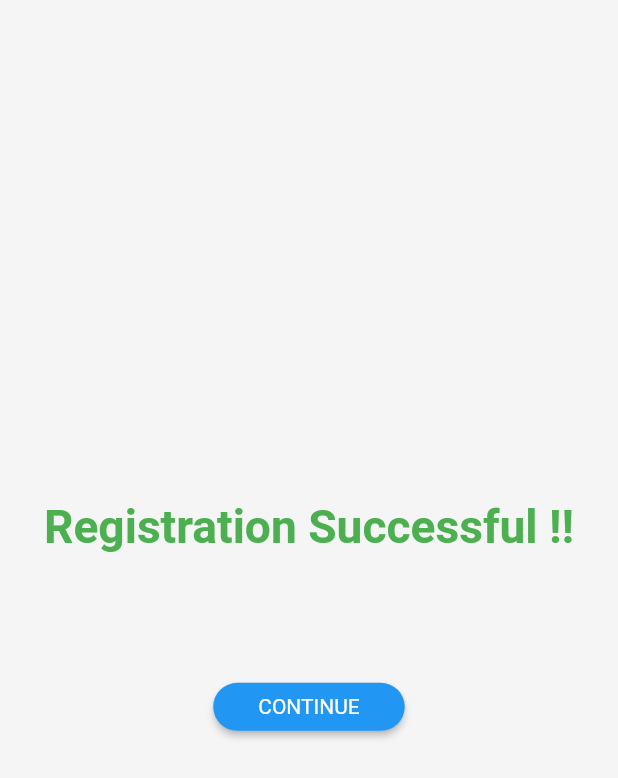
After one commit to SharfarazMahmood/anyvas, a Flutter app: the SignupSuccessScreen screen opened by its route, on a phone screen of 412 x 824 dp. The commit adds this screen. Shown: the top 778 px of the screen. Run offline on Flutter 3.47's test engine with Material 2 defaults, Android fonts, the phone set to English and light mode, and no system bars; our stand-ins replace animated_splash_screen, cached_network_image, flutter_svg, shared_preferences; missing offline and left inert: encrypt; accounts and stored records are empty; network calls fail; Roboto replaces fonts that are missing (Muli).

Commit message:
Sigup (Registration) Successfull screen added.

```diff
--- a/lib/configs/providers_list.dart
+++ b/lib/configs/providers_list.dart
@@ -1,4 +1,4 @@
-import 'package:anyvas/providers/sigup_provider.dart';
+import 'package:anyvas/providers/signup_provider.dart';
 import 'package:provider/provider.dart';
 import 'package:provider/single_child_widget.dart';
 //////// import of other screens, widgets ////////
--- a/lib/configs/routes.dart
+++ b/lib/configs/routes.dart
@@ -1,3 +1,4 @@
+import 'package:anyvas/screens/signup/sigup_seccess.dart';
 import 'package:flutter/material.dart';
 //////// import of other screens, widgets ////////
 import '../screens/signup/signup_screen.dart';
@@ -9,6 +10,7 @@ class Routes {
   static Map<String, Widget Function(BuildContext)> routes = {
     LoginScreen.routeName: (context) => LoginScreen(),
     SignupScreen.routeName: (context) => SignupScreen(),
+    SignupSuccessScreen.routeName: (context) => SignupSuccessScreen(),
     ProductsOverviewScreen.routeName: (context) => ProductsOverviewScreen(),
     ProductDetailsScreen.routeName: (context) => ProductDetailsScreen(),
   };
--- /dev/null
+++ b/lib/screens/signup/sigup_seccess.dart
@@ -0,0 +1,45 @@
+import 'package:anyvas/configs/constants.dart';
+import 'package:anyvas/configs/size_config.dart';
+import 'package:anyvas/screens/products_overview_screen.dart';
+import 'package:anyvas/widgets/default_button.dart';
+import 'package:flutter/material.dart';
+
+class SignupSuccessScreen extends StatelessWidget {
+  static String routeName = "/signup-success";
+
+  const SignupSuccessScreen({Key? key}) : super(key: key);
+
+  @override
+  Widget build(BuildContext context) {
+    return Scaffold(
+      body: Center(
+        child: Column(
+          mainAxisAlignment: MainAxisAlignment.center,
+          crossAxisAlignment: CrossAxisAlignment.center,
+          children: [
+            Text(
+              "Registration Successful !!",
+              softWrap: true,
+              textAlign: TextAlign.center,
+              style: TextStyle(
+                color: kSuccessColor,
+                fontSize: proportionateWidth(28),
+                fontWeight: FontWeight.bold,
+              ),
+            ),
+            SizedBox(height: SizeConfig.screenHeight * 0.1),
+            DefaultButton(
+              text: "CONTINUE",
+              onPressed: () {
+                Navigator.of(context).pop();
+                // Navigator.of(context).pushReplacementNamed(
+                //   ProductsOverviewScreen.routeName,
+                // );
+              },
+            )
+          ],
+        ),
+      ),
+    );
+  }
+}
```
